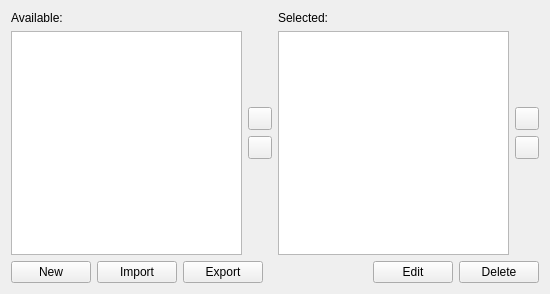
Above: simonlib/simonscenarioui/scenariomanagementdlg.ui from KDE/simon before the change. Below: the same form after it.
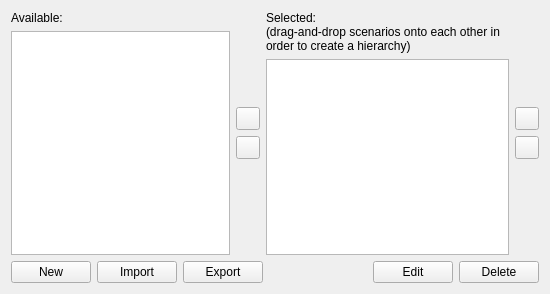
That is the form after the change. Custom widgets are drawn as their Qt base class.

Commit message: >Included directions about drag-and-drop functionality in the "Selected" label

```diff
--- a/simonlib/simonscenarioui/scenariomanagementdlg.ui
+++ b/simonlib/simonscenarioui/scenariomanagementdlg.ui
@@ -94,7 +94,11 @@
        <item>
         <widget class="QLabel" name="lbSelected">
          <property name="text">
-          <string>Selected:</string>
+          <string>Selected: 
+(drag-and-drop scenarios onto each other in order to create a hierarchy)</string>
+         </property>
+         <property name="wordWrap">
+          <bool>true</bool>
          </property>
          <property name="buddy">
           <cstring>twSelected</cstring>
```
